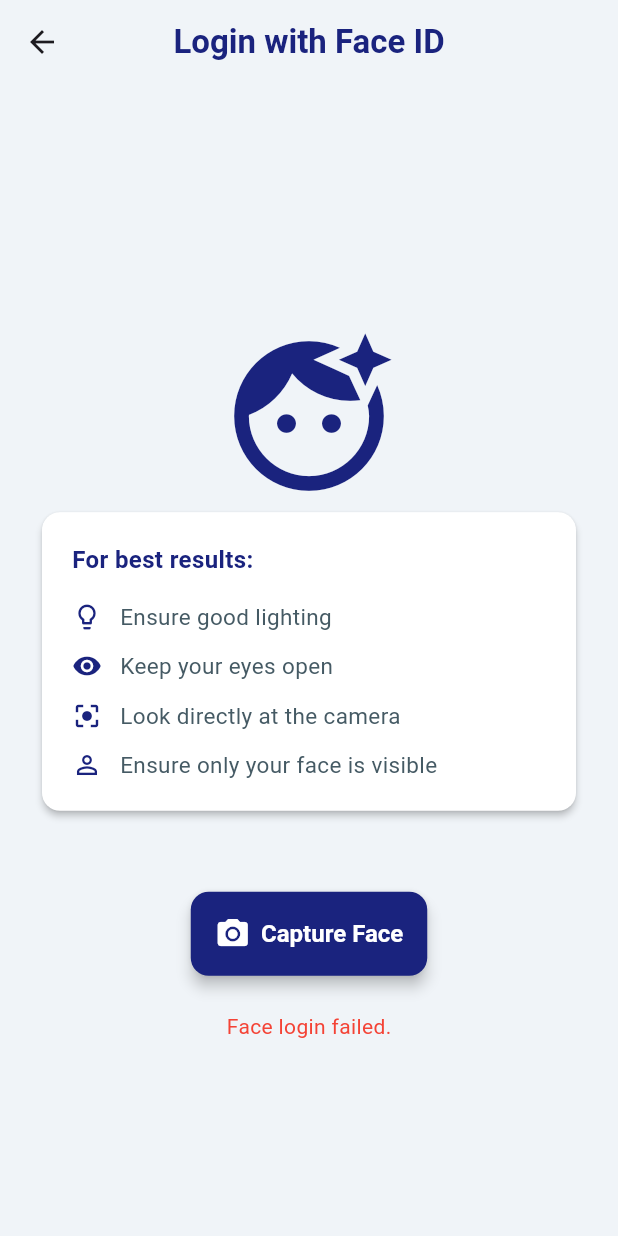
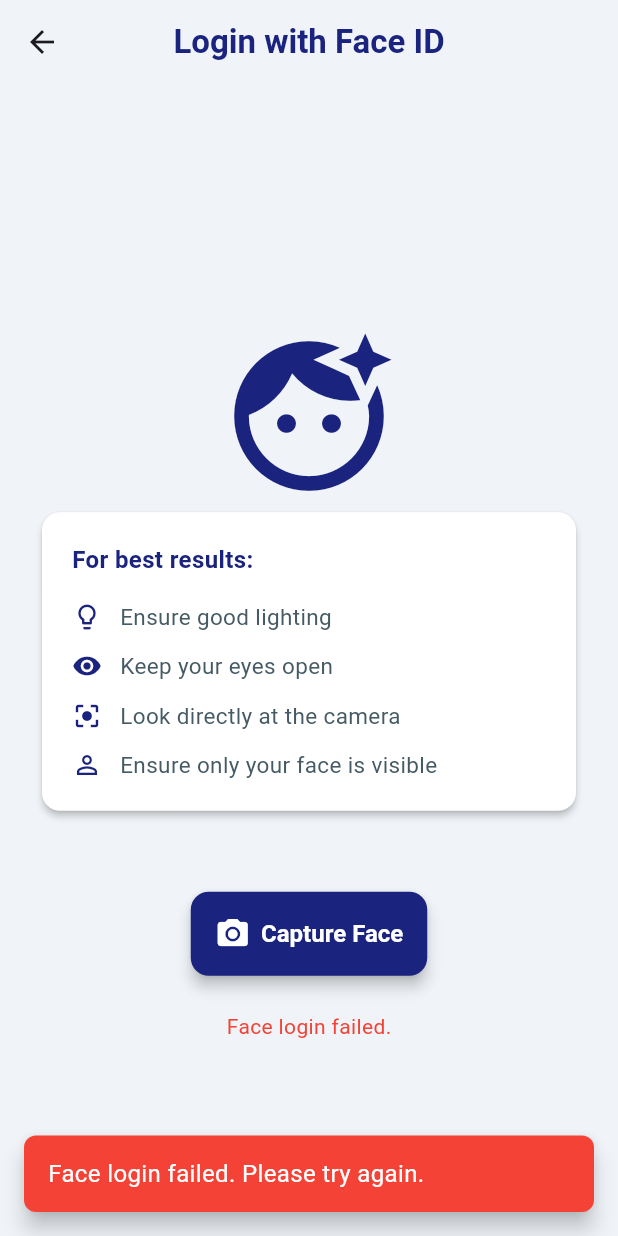
Before and after one commit to MohamedMouloudj/Identity-App, a Flutter app: the FaceIdLoginScreen screen opened directly with empty values, after a tap on "Capture Face", on a phone screen of 412 x 824 dp. Run offline on Flutter 3.47's test engine with Material 3 defaults, Android fonts, the phone set to English and light mode, and no system bars; our stand-ins replace audioplayers, camera, flutter_dotenv, google_sign_in, image_picker, permission_handler and 1 more; missing offline and left inert: google_mlkit_face_detection; accounts and stored records are empty.

Commit message:
Release v1.0.0

```diff
--- a/lib/services/face_auth_service.dart
+++ b/lib/services/face_auth_service.dart
@@ -33,6 +33,7 @@ class FaceAuthService {
   Future<XFile?> captureFaceImage() async {
     final XFile? pickedFile = await _picker.pickImage(
       source: ImageSource.camera,
+      preferredCameraDevice: CameraDevice.rear,
     );
     if (pickedFile == null) return null;
     return pickedFile;
@@ -64,19 +65,18 @@ class FaceAuthService {
           .from('profiles')
           .update({
             'face_image_path': publicUrl,
-            'face_registered_at': DateTime.now().toUtc(),
+            'face_registered_at': DateTime.now().toIso8601String(),
           })
           .eq('id', userId);
       return publicUrl;
     } catch (e) {
       debugPrint('Upload error: $e');
-      return null;
+      throw Exception('Failed to upload image: $e');
     }
   }
 
   Future<String?> getStoredFaceUrl(String userId) async {
-    final response =
-        await supabase
+    final response = await supabase
             .from('profiles')
             .select('face_image_path')
             .eq('id', userId)
@@ -117,8 +117,9 @@ class FaceAuthService {
 
   Future<bool> loginWithFace(String userId) async {
     final capturedFace = await captureFaceImage();
-    if (capturedFace == null || !(await validateSingleFace(capturedFace)))
+    if (capturedFace == null || !(await validateSingleFace(capturedFace))) {
       return false;
+    }
 
     final url = await getStoredFaceUrl(userId);
     if (url == null) return false;
--- a/lib/styles/snackbar_styles.dart
+++ b/lib/styles/snackbar_styles.dart
@@ -3,10 +3,10 @@ import 'package:flutter/material.dart';
 enum SnackBarType { info, success, error }
 
 void showAppSnackBar(
-    BuildContext context,
-    String message, {
-      SnackBarType type = SnackBarType.info,
-    }) {
+  BuildContext context,
+  String message, {
+  SnackBarType type = SnackBarType.info,
+}) {
   Color backgroundColor;
   switch (type) {
     case SnackBarType.success:
@@ -17,19 +17,17 @@ void showAppSnackBar(
       break;
     case SnackBarType.info:
     default:
-      backgroundColor = const Color(0xFF3399FF);
+      backgroundColor = Colors.orange;
   }
 
   ScaffoldMessenger.of(context).showSnackBar(
     SnackBar(
       content: Text(
         message,
-        style: const TextStyle(color: Colors.white,fontSize: 16),
+        style: const TextStyle(color: Colors.white, fontSize: 16),
       ),
       behavior: SnackBarBehavior.floating,
-      shape: RoundedRectangleBorder(
-        borderRadius: BorderRadius.circular(8),
-      ),
+      shape: RoundedRectangleBorder(borderRadius: BorderRadius.circular(8)),
       duration: const Duration(seconds: 5),
       margin: const EdgeInsets.all(16),
       backgroundColor: backgroundColor,
--- a/lib/views/faceId_login_screen.dart
+++ b/lib/views/faceId_login_screen.dart
@@ -23,21 +23,29 @@ class _FaceIdLoginScreenState extends State<FaceIdLoginScreen> {
       _message = null;
     });
 
-    try{
+    try {
       final success = await _faceService.loginWithFace(widget.user?['id']);
       if (success) {
         setState(() => _message = 'Login successful.');
         await playSuccessSound();
-        Navigator.pushReplacementNamed(context, "/home",
-            arguments: widget.user
+        Navigator.pushReplacementNamed(
+          context,
+          "/home",
+          arguments: widget.user,
         );
       } else {
         setState(() => _message = 'Face login failed.');
+        showAppSnackBar(
+          context,
+          "Face login failed. Please try again.",
+          type: SnackBarType.error,
+        );
       }
-    }catch(e){
-      showAppSnackBar(context,
-      "An error occurred during face login: $e"
-        ,type: SnackBarType.error,
+    } catch (e) {
+      showAppSnackBar(
+        context,
+        "An error occurred during face login: $e",
+        type: SnackBarType.error,
       );
     }
     setState(() => _loading = false);
@@ -60,11 +68,18 @@ class _FaceIdLoginScreenState extends State<FaceIdLoginScreen> {
         centerTitle: true,
       ),
       body: SafeArea(
-        child: _loading
-          ? const CircularProgressIndicator()
-          : Center(
-          child: Padding(
-              padding: const EdgeInsets.symmetric(horizontal: 24, vertical: 20),
+        child: Center(
+          child:
+              _loading
+                  ? const CircularProgressIndicator(
+                    color: Color(0xFF1A237E),
+                    strokeWidth: 2,
+                  )
+                  : Padding(
+                    padding: const EdgeInsets.symmetric(
+                      horizontal: 24,
+                      vertical: 20,
+                    ),
                     child: Column(
                       mainAxisAlignment: MainAxisAlignment.center,
                       children: [
@@ -122,45 +137,44 @@ class _FaceIdLoginScreenState extends State<FaceIdLoginScreen> {
                           onPressed: _handleFaceLogin,
                           style: primaryButtonStyle().copyWith(
                             padding: WidgetStateProperty.all(
-                      const EdgeInsets.all( 16),
+                              const EdgeInsets.all(16),
                             ),
                           ),
                           icon: const Icon(Icons.camera_alt, size: 24),
                           label: const Text(
                             "Capture Face",
-                    style: TextStyle(fontSize: 16, fontWeight: FontWeight.w600),
+                            style: TextStyle(
+                              fontSize: 16,
+                              fontWeight: FontWeight.w600,
+                            ),
                           ),
                         ),
                         const SizedBox(height: 16),
                         if (_message != null)
                           Padding(
                             padding: const EdgeInsets.all(8.0),
-                    child: Text(_message!, style: const TextStyle(color: Colors.red)),
+                            child: Text(
+                              _message!,
+                              style: const TextStyle(color: Colors.red),
+                            ),
                           ),
                       ],
-            )
+                    ),
                   ),
         ),
       ),
     );
+  }
 
-  }
   Widget _buildTipRow(IconData icon, String text) {
     return Row(
       children: [
-        Icon(
-          icon,
-          size: 20,
-          color: const Color(0xFF1A237E),
-        ),
+        Icon(icon, size: 20, color: const Color(0xFF1A237E)),
         const SizedBox(width: 12),
         Expanded(
           child: Text(
             text,
-            style: const TextStyle(
-              fontSize: 15,
-              color: Color(0xFF455A64),
-            ),
+            style: const TextStyle(fontSize: 15, color: Color(0xFF455A64)),
           ),
         ),
       ],
```
Also changed, not shown: lib/views/faceId_signup_screen.dart (+30 -1 lines), 1 other file. Lines whose indentation alone changed are shown as unchanged.
